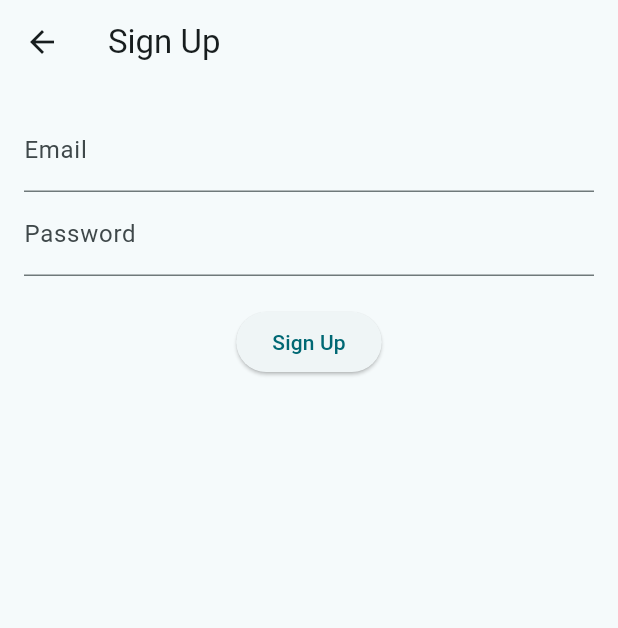
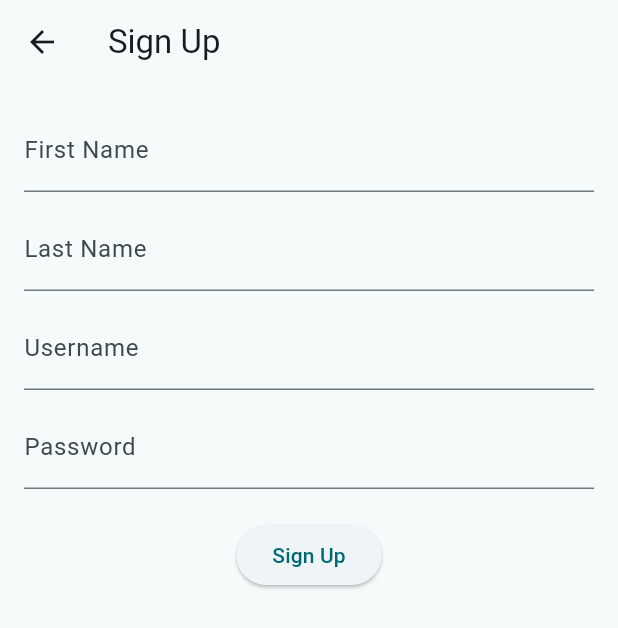
Before and after one commit to thekioskman/fydp_frontend, a Flutter app: the screen it shows after launch, after a tap on "Login", after a tap on "Sign Up", on a phone screen of 412 x 824 dp. Shown: the top 628 px of the screen. Run offline on Flutter 3.47's test engine with Material 3 defaults, Android fonts, the phone set to English and light mode, and no system bars; our stand-ins replace cached_network_image, carousel_slider, file_picker, flutter_dotenv, google_fonts, image_picker and 4 more; network calls fail.

Commit message:
add search page and fix login

```diff
--- a/frontend/lib/login/login.dart
+++ b/frontend/lib/login/login.dart
@@ -15,34 +15,32 @@ class LoginPage extends StatefulWidget {
 
 class _LoginPageState extends State<LoginPage> {
   final _formKey = GlobalKey<FormState>();
-    final _emailController = TextEditingController();
+  final _usernameController = TextEditingController();
   final _passwordController = TextEditingController();
 
   @override
   void initState() {
     super.initState();
-        _checkLoginStatus();  // Check login status when LoginPage loads
+    _checkLoginStatus(); // Check login status when LoginPage loads
   }
 
   @override
   void dispose() {
-        _emailController.dispose();
+    _usernameController.dispose();
     _passwordController.dispose();
     super.dispose();
   }
 
   void _checkLoginStatus() async {
     final prefs = await SharedPreferences.getInstance();
-        final user_id = prefs.getString('user_id');
+    final userId = prefs.getString('user_id');
     final apiUrl = dotenv.env['API_URL'] ?? 'http://10.0.2.2:8000';
 
-        final response = await http.get(Uri.parse('$apiUrl/user/$user_id'));
+    final response = await http.get(Uri.parse('$apiUrl/user/$userId'));
 
-        //Recheck the account exists
     if (response.statusCode == 200) {
       final responseBody = jsonDecode(response.body);
       if (responseBody['success'] == true) {
-            // Navigate to HomePage automatically
         if (!mounted) return;
         PersistentNavBarNavigator.pushNewScreenWithRouteSettings(
           context,
@@ -51,52 +49,42 @@ class _LoginPageState extends State<LoginPage> {
           withNavBar: true,
           pageTransitionAnimation: PageTransitionAnimation.cupertino,
         );
-          }else{
-            final prefs = await SharedPreferences.getInstance();
-            await prefs.clear();
-
-          }
-        }else{
-          final prefs = await SharedPreferences.getInstance();
+      } else {
         await prefs.clear();
       }
-
-
+    } else {
+      await prefs.clear();
     }
-
+  }
 
   void _login() async {
     if (_formKey.currentState!.validate()) {
-            final email = _emailController.text;
+      final username = _usernameController.text;
       final password = _passwordController.text;
       final apiUrl = dotenv.env['API_URL'] ?? 'http://10.0.2.2:8000';
-            final user_id;
-            final first_name;
-            final last_name;
 
-            // Simulate sending a request to the backend
       try {
         final response = await http.post(
           Uri.parse('$apiUrl/login'),
           headers: {'Content-Type': 'application/json'},
-                    body: jsonEncode({'username': email, 'password': password}),
+          body: jsonEncode({'username': username, 'password': password}), // ✅ Send username instead of email
         );
-                if (!mounted) return; //maybe the user closed the app while this was running
+
+        if (!mounted) return;
 
         if (response.statusCode == 200) {
           final responseBody = jsonDecode(response.body);
           if (responseBody['success'] == true) {
-                        user_id = responseBody["user_id"];
-                        first_name = responseBody["first_name"];
-                        last_name = responseBody["last_name"];
-                        // Navigate to HomePage on successful login
+            final userId = responseBody["user_id"];
+            final firstName = responseBody["first_name"];
+            final lastName = responseBody["last_name"];
 
-                        //Save credentials one succesful login
+            // Save credentials after successful login
             final prefs = await SharedPreferences.getInstance();
-                        await prefs.setString('user_email', email);
-                        await prefs.setString('user_id', user_id.toString());
-                        await prefs.setString("first_name", first_name);
-                        await prefs.setString("last_name", last_name);
+            await prefs.setString('username', username); // ✅ Save username instead of email
+            await prefs.setString('user_id', userId.toString());
+            await prefs.setString("first_name", firstName);
+            await prefs.setString("last_name", lastName);
 
             if (!mounted) return;
             PersistentNavBarNavigator.pushNewScreenWithRouteSettings(
@@ -107,20 +95,17 @@ class _LoginPageState extends State<LoginPage> {
               pageTransitionAnimation: PageTransitionAnimation.cupertino,
             );
           } else {
-                        // Show error message from backend
             ScaffoldMessenger.of(context).showSnackBar(
               SnackBar(content: Text(responseBody['message'] ?? 'Login failed')),
             );
           }
         } else {
-                    // Handle server errors
           final responseBody = jsonDecode(response.body);
           ScaffoldMessenger.of(context).showSnackBar(
             SnackBar(content: Text(responseBody["detail"] ?? "Server Error")),
           );
         }
       } catch (e) {
-                // Handle network errors
         ScaffoldMessenger.of(context).showSnackBar(
           SnackBar(content: Text('Network error: $e')),
         );
@@ -131,16 +116,14 @@ class _LoginPageState extends State<LoginPage> {
   void _signUp() {
     Navigator.push(
       context,
-            MaterialPageRoute(builder: (context) =>  SignUpPage()),
+      MaterialPageRoute(builder: (context) => SignUpPage()),
     );
   }
 
   @override
   Widget build(BuildContext context) {
     return Scaffold(
-            appBar: AppBar(
-                title: Text('Login Page'),
-            ),
+      appBar: AppBar(title: Text('Login Page')),
       body: Padding(
         padding: const EdgeInsets.all(16.0),
         child: Form(
@@ -149,20 +132,16 @@ class _LoginPageState extends State<LoginPage> {
             mainAxisAlignment: MainAxisAlignment.center,
             children: [
               TextFormField(
-                    controller: _emailController,
+                controller: _usernameController,
                 decoration: InputDecoration(
-                    labelText: 'Email',
+                  labelText: 'Username',
                   border: OutlineInputBorder(),
                 ),
-                    keyboardType: TextInputType.emailAddress,
+                keyboardType: TextInputType.text,
                 validator: (value) {
                   if (value == null || value.isEmpty) {
-                            return 'Please enter your email';
+                    return 'Please enter your username';
                   }
-                        // TODO: keep email or nah?
-                        // else if (!RegExp(r'^[^@]+@[^@]+\.[^@]+').hasMatch(value)) {
-                        //     return 'Please enter a valid email';
-                        // }
                   return null;
                 },
               ),
@@ -189,7 +168,7 @@ class _LoginPageState extends State<LoginPage> {
                     onPressed: _login,
                     child: const Text('Login'),
                   ),
-                        const SizedBox(width: 16.0), // Adjust this value for spacing
+                  const SizedBox(width: 16.0),
                   ElevatedButton(
                     onPressed: _signUp,
                     child: const Text('Sign Up'),
@@ -199,7 +178,6 @@ class _LoginPageState extends State<LoginPage> {
               const SizedBox(height: 16.0),
               TextButton(
                 onPressed: () {
-                        // Handle "Forgot Password" logic
                   print('Forgot Password Pressed');
                 },
                 child: Text('Forgot Password?'),
--- a/frontend/lib/login/signup.dart
+++ b/frontend/lib/login/signup.dart
@@ -14,41 +14,49 @@ class SignUpPage extends StatefulWidget {
 
 class _SignUpPageState extends State<SignUpPage> {
   final _formKey = GlobalKey<FormState>();
-    final _emailController = TextEditingController();
+  final _usernameController = TextEditingController();
   final _passwordController = TextEditingController();
+  final _firstNameController = TextEditingController();
+  final _lastNameController = TextEditingController();
 
   @override
   void dispose() {
-        _emailController.dispose();
+    _usernameController.dispose();
     _passwordController.dispose();
+    _firstNameController.dispose();
+    _lastNameController.dispose();
     super.dispose();
   }
 
-    void  _signUp() async {
+  void _signUp() async {
     if (_formKey.currentState!.validate()) {
-            // Perform sign-up logic here
-            String email = _emailController.text;
+      String username = _usernameController.text;
       String password = _passwordController.text;
+      String firstName = _firstNameController.text;
+      String lastName = _lastNameController.text;
 
-            // You can add your sign-up logic here, such as calling an API
       final apiUrl = dotenv.env['API_URL'] ?? 'http://10.0.2.2:8000';
 
       try {
         final response = await http.post(
           Uri.parse('$apiUrl/register'),
           headers: {'Content-Type': 'application/json'},
-                    body: jsonEncode({'user_name': email, 'password': password}),
+          body: jsonEncode({
+            'username': username,
+            'password': password,
+            'first_name': firstName,
+            'last_name': lastName,
+          }),
         );
-                if (!mounted) return; //maybe the user closed the app while this was running
+        if (!mounted) return;
 
         if (response.statusCode == 200) {
           final responseBody = jsonDecode(response.body);
           if (responseBody['success'] == true) {
-                        // Navigate to HomePage on successful login
-
-                        //Save credentials one succesful login
             final prefs = await SharedPreferences.getInstance();
-                        await prefs.setString('user_email', email);
+            await prefs.setString('username', username);
+            await prefs.setString("first_name", firstName);
+            await prefs.setString("last_name", lastName);
 
             if (!mounted) return;
             Navigator.pushReplacement(
@@ -56,33 +64,27 @@ class _SignUpPageState extends State<SignUpPage> {
               MaterialPageRoute(builder: (context) => PostsPage()),
             );
           } else {
-                        // Show error message from backend
             ScaffoldMessenger.of(context).showSnackBar(
-                            SnackBar(content: Text(responseBody['message'] ?? 'Login failed')),
+              SnackBar(content: Text(responseBody['message'] ?? 'Sign-up failed')),
             );
           }
         } else {
-                    // Handle server errors
           ScaffoldMessenger.of(context).showSnackBar(
             const SnackBar(content: Text('Server error. Please try again later.')),
           );
         }
       } catch (e) {
-                // Handle network errors
         ScaffoldMessenger.of(context).showSnackBar(
           SnackBar(content: Text('Network error: $e')),
         );
       }
-
     }
   }
 
   @override
   Widget build(BuildContext context) {
     return Scaffold(
-      appBar: AppBar(
-        title: Text('Sign Up'),
-      ),
+      appBar: AppBar(title: Text('Sign Up')),
       body: Padding(
         padding: const EdgeInsets.all(16.0),
         child: Form(
@@ -90,25 +92,41 @@ class _SignUpPageState extends State<SignUpPage> {
           child: Column(
             children: <Widget>[
               TextFormField(
-                controller: _emailController,
-                decoration: InputDecoration(
-                  labelText: 'Email',
-                ),
+                controller: _firstNameController,
+                decoration: InputDecoration(labelText: 'First Name'),
                 validator: (value) {
                   if (value == null || value.isEmpty) {
-                    return 'Please enter your email';
-                  }
-                  if (!RegExp(r'^[\w-\.]+@([\w-]+\.)+[\w-]{2,4}$').hasMatch(value)) {
-                    return 'Please enter a valid email';
+                    return 'Please enter your first name';
                   }
                   return null;
                 },
               ),
+              SizedBox(height: 10),
+              TextFormField(
+                controller: _lastNameController,
+                decoration: InputDecoration(labelText: 'Last Name'),
+                validator: (value) {
+                  if (value == null || value.isEmpty) {
+                    return 'Please enter your last name';
+                  }
+                  return null;
+                },
+              ),
+              SizedBox(height: 10),
+              TextFormField(
+                controller: _usernameController,
+                decoration: InputDecoration(labelText: 'Username'),
+                validator: (value) {
+                  if (value == null || value.isEmpty) {
+                    return 'Please enter a username';
+                  }
+                  return null;
+                },
+              ),
+              SizedBox(height: 10),
               TextFormField(
                 controller: _passwordController,
-                decoration: InputDecoration(
-                  labelText: 'Password',
-                ),
+                decoration: InputDecoration(labelText: 'Password'),
                 obscureText: true,
                 validator: (value) {
                   if (value == null || value.isEmpty) {
```
Also changed, not shown: frontend/lib/search/search.dart (+98 -37 lines). Lines whose indentation alone changed are shown as unchanged.
